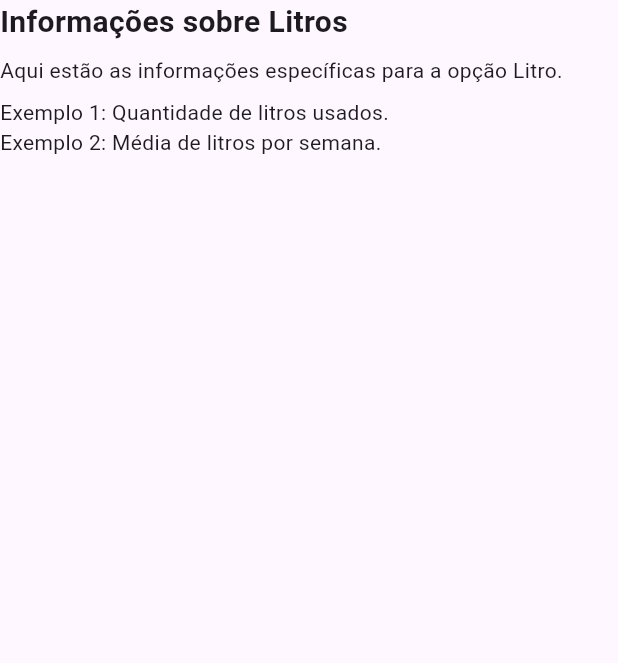
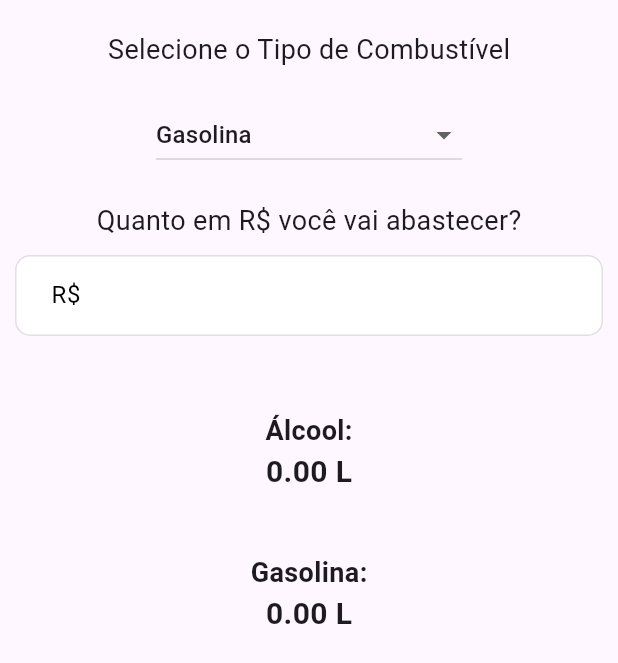
Before and after one commit to masamps/fuel_tune, a Flutter app: the ValorInfo widget shown alone on an empty page, opened directly, on a phone screen of 412 x 824 dp. Shown: the top 663 px of the screen. Run offline on Flutter 3.47's test engine with Material 3 defaults, Android fonts, the phone set to English and light mode, and no system bars; our stand-ins replace animated_toggle_switch.

Commit message:
feat: inicia lógica da aba de valor

```diff
--- a/fuel_tune/lib/screens/home/mixture_page/litro_info.dart
+++ b/fuel_tune/lib/screens/home/mixture_page/litro_info.dart
@@ -82,7 +82,7 @@ class _LitroInfoState extends State<LitroInfo> {
             onEditingComplete: () {
               double litros = double.tryParse(litroController.text) ?? 0.0;
 
-              var resultado = CalculoCombustivel.calcularProporcao(
+              var resultado = CalculoCombustivelLitragem.calcularProporcao(
                   litros, selectedCombustivel!);
 
               setState(() {
--- a/fuel_tune/lib/screens/home/mixture_page/valor_info.dart
+++ b/fuel_tune/lib/screens/home/mixture_page/valor_info.dart
@@ -1,21 +1,118 @@
 import 'package:flutter/material.dart';
+import 'package:fuel_tune/models/tipo_combustivel.dart';
+import 'package:fuel_tune/services/calculo_combustivel.dart';
 
-class ValorInfo extends StatelessWidget {
+class ValorInfo extends StatefulWidget {
+  @override
+  State<ValorInfo> createState() => _ValorInfoState();
+}
+
+class _ValorInfoState extends State<ValorInfo> {
+  String? selectedCombustivel;
+  TextEditingController litroController = TextEditingController();
+  double alcool = 0.0;
+  double gasolina = 0.0;
+
+  @override
+  void initState() {
+    super.initState();
+    selectedCombustivel = getCombustivelValues().last;
+  }
+
   @override
   Widget build(BuildContext context) {
     return Column(
-      crossAxisAlignment: CrossAxisAlignment.start,
       children: [
+        const Padding(
+          padding: EdgeInsets.only(top:20, bottom: 20),
+          child: Text(
+            'Selecione o Tipo de Combustível',
+            style: TextStyle(fontSize: 18),
+          ),
+        ),
+        Center(
+          child: DropdownButton<String>(
+            value: selectedCombustivel,
+            items: getCombustivelValues().map((String value) {
+              return DropdownMenuItem<String>(
+                value: value,
+                child: Text(value),
+              );
+            }).toList(),
+            onChanged: (newValue) {
+              setState(() {
+                selectedCombustivel = newValue;
+              });
+            },
+            hint: const Text("Selecione o Combustível"),
+          ),
+        ),
+        const SizedBox(height: 20),
+        const Text(
+          'Quanto em R\$ você vai abastecer?',
+          style: TextStyle(fontSize: 18),
+        ),
+        Padding(
+          padding: const EdgeInsets.only(top:10, left: 10, right: 10),
+          child: TextField(
+            controller: litroController,
+            keyboardType: TextInputType.number,
+            decoration: InputDecoration(
+              hintText: 'Ex: 10',
+              labelText: 'R\$',
+              hintStyle: const TextStyle(color: Colors.grey),
+              labelStyle: const TextStyle(color: Colors.black),
+              filled: true,
+              fillColor: Colors.white,
+              contentPadding:
+              const EdgeInsets.symmetric(vertical: 15, horizontal: 20),
+              border: OutlineInputBorder(
+                borderRadius: BorderRadius.circular(10),
+                borderSide: const BorderSide(color: Colors.grey, width: 1),
+              ),
+              focusedBorder: OutlineInputBorder(
+                borderRadius: BorderRadius.circular(10),
+                borderSide: const BorderSide(color: Colors.blue, width: 2),
+              ),
+              enabledBorder: OutlineInputBorder(
+                borderRadius: BorderRadius.circular(10),
+                borderSide: BorderSide(color: Colors.grey.shade300, width: 1),
+              ),
+            ),
+            onEditingComplete: () {
+              double litros = double.tryParse(litroController.text) ?? 0.0;
+
+              var resultado = CalculoCombustivelValor.calcularProporcao(
+                  litros, selectedCombustivel!);
+
+              setState(() {
+                alcool = resultado['alcool']!;
+                gasolina = resultado['gasolina']!;
+              });
+            },
+          ),
+        ),
+        const SizedBox(height: 50),
+        Column(
+          children: [
+            const Text(
+              'Álcool:',
+              style: TextStyle(fontSize: 18, fontWeight: FontWeight.bold),
+            ),
+            Text('${alcool.toStringAsFixed(2)} L',
+                style:
+                const TextStyle(fontSize: 20, fontWeight: FontWeight.bold)),
+          ],
+        ),
+        const SizedBox(height: 40),
+        const Text(
+          'Gasolina:',
+          style: TextStyle(fontSize: 18, fontWeight: FontWeight.bold),
+        ),
         Text(
-          'Informações sobre Litros',
-          style: TextStyle(fontSize: 20, fontWeight: FontWeight.bold),
+          '${gasolina.toStringAsFixed(2)} L',
+          style: const TextStyle(fontSize: 20, fontWeight: FontWeight.bold),
         ),
-        SizedBox(height: 8),
-        Text('Aqui estão as informações específicas para a opção Litro.'),
-        SizedBox(height: 8),
-        Text('Exemplo 1: Quantidade de litros usados.'),
-        Text('Exemplo 2: Média de litros por semana.'),
-        // Adicione mais informações ou componentes aqui conforme necessário
       ],
     );
   }
```
Also changed, not shown: fuel_tune/lib/services/calculo_combustivel.dart (+65 -1 lines).
